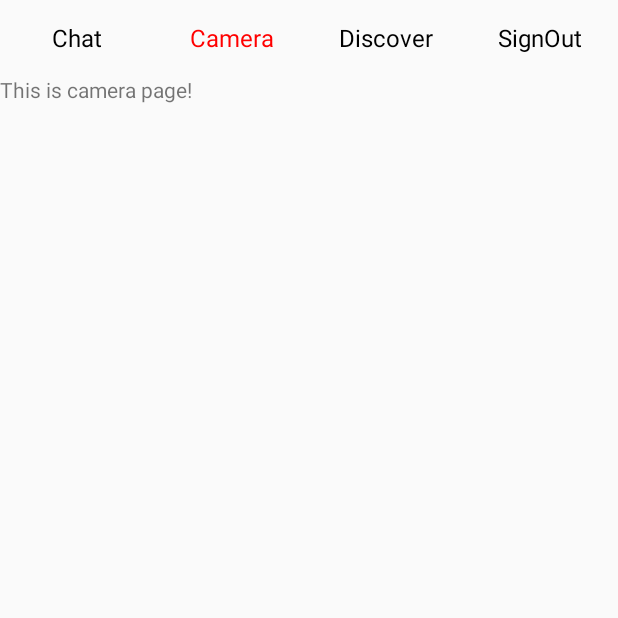
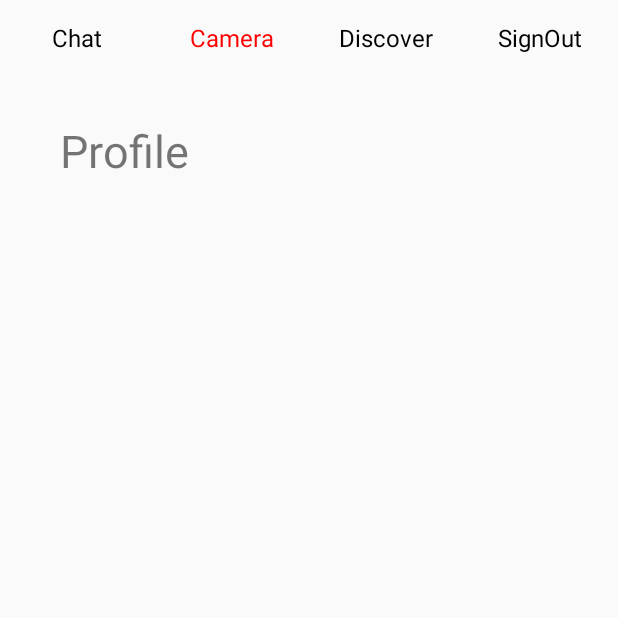
Before and after one commit to Fallie/MobileComputingProject, an Android app: the CameraFragment screen opened directly, with no data from a screen before it, on a phone screen of 412 x 824 dp, the top half of it. Run offline under Robolectric (Android 15) with nearby library versions, the phone set to English and light mode, and no system bars; our stand-ins replace Firebase (no records; nobody signed in at launch, a user with empty details on screens opened directly).

Commit message:
profile layout

```diff
--- a/app/src/main/java/com/example/wyyz/snapchat/activity/CameraFragment.java
+++ b/app/src/main/java/com/example/wyyz/snapchat/activity/CameraFragment.java
@@ -1,17 +1,21 @@
 package com.example.wyyz.snapchat.activity;
 
-import com.example.wyyz.snapchat.R;
+import android.content.Intent;
 import android.os.Bundle;
 import android.support.v4.app.Fragment;
 import android.view.LayoutInflater;
 import android.view.View;
 import android.view.ViewGroup;
+import android.widget.TextView;
+
+import com.example.wyyz.snapchat.R;
 
 
 /**
  * A simple {@link Fragment} subclass.
  */
 public class CameraFragment extends Fragment {
+    TextView profile;
 
 
     public CameraFragment() {
@@ -23,7 +27,16 @@ public class CameraFragment extends Fragment {
     public View onCreateView(LayoutInflater inflater, ViewGroup container,
                              Bundle savedInstanceState) {
         // Inflate the layout for this fragment
-        return inflater.inflate(R.layout.fragment_camera, container, false);
+        View cameraView= inflater.inflate(R.layout.fragment_camera, container, false);
+        final SnapActivity snapActivity = (SnapActivity) getActivity();
+        profile=(TextView)cameraView.findViewById(R.id.profile);
+        profile.setOnClickListener(new View.OnClickListener(){
+            public void onClick(View v){
+                Intent intent=new Intent(snapActivity, ProfileActivity.class);
+                startActivity(intent);
+            }
+        });
+        return cameraView;
     }
 
 }
--- a/app/src/main/res/layout/fragment_camera.xml
+++ b/app/src/main/res/layout/fragment_camera.xml
@@ -1,13 +1,15 @@
-<FrameLayout xmlns:android="http://schemas.android.com/apk/res/android"
+<LinearLayout xmlns:android="http://schemas.android.com/apk/res/android"
     xmlns:tools="http://schemas.android.com/tools"
     android:layout_width="match_parent"
     android:layout_height="match_parent"
-    tools:context="com.example.wyyz.snapchat.activity.CameraFragment">
-
-    <!-- TODO: Update blank fragment layout -->
+    tools:context="com.example.wyyz.snapchat.activity.ChatlistFragment">
     <TextView
-        android:layout_width="match_parent"
-        android:layout_height="match_parent"
-        android:text="This is camera page!" />
-
-</FrameLayout>
+        android:layout_width="wrap_content"
+        android:layout_height="wrap_content"
+        android:layout_marginTop="30dp"
+        android:layout_marginLeft="40dp"
+        android:textSize="30sp"
+        android:text="Profile"
+        android:clickable="true"
+        android:id="@+id/profile"/>
+    </LinearLayout>
--- a/app/src/main/res/values/styles.xml
+++ b/app/src/main/res/values/styles.xml
@@ -8,4 +8,11 @@
         <item name="colorAccent">@color/colorAccent</item>
     </style>
 
+    <style name="Theme.AppCompat.Light.NoActionBar.FullScreen" parent="@style/Theme.AppCompat.Light">
+        <item name="windowNoTitle">true</item>
+        <item name="windowActionBar">false</item>
+        <item name="android:windowFullscreen">true</item>
+        <item name="android:windowContentOverlay">@null</item>
+    </style>
+
 </resources>
```
Also changed, not shown: app/src/main/AndroidManifest.xml (+7 -9 lines), app/src/main/java/com/example/wyyz/snapchat/activity/ProfileActivity.java (added, +17 -0 lines), app/src/main/res/layout/activity_profile.xml (added, +121 -0 lines), app/src/main/res/drawable/add_friend.png (added), app/src/main/res/drawable/avatar.png (added), app/src/main/res/drawable/camera.png (added), app/src/main/res/drawable/myfriend.png (added), app/src/main/res/drawable/myfriends.png (added), app/src/main/res/drawable/smile_face.png (added).
